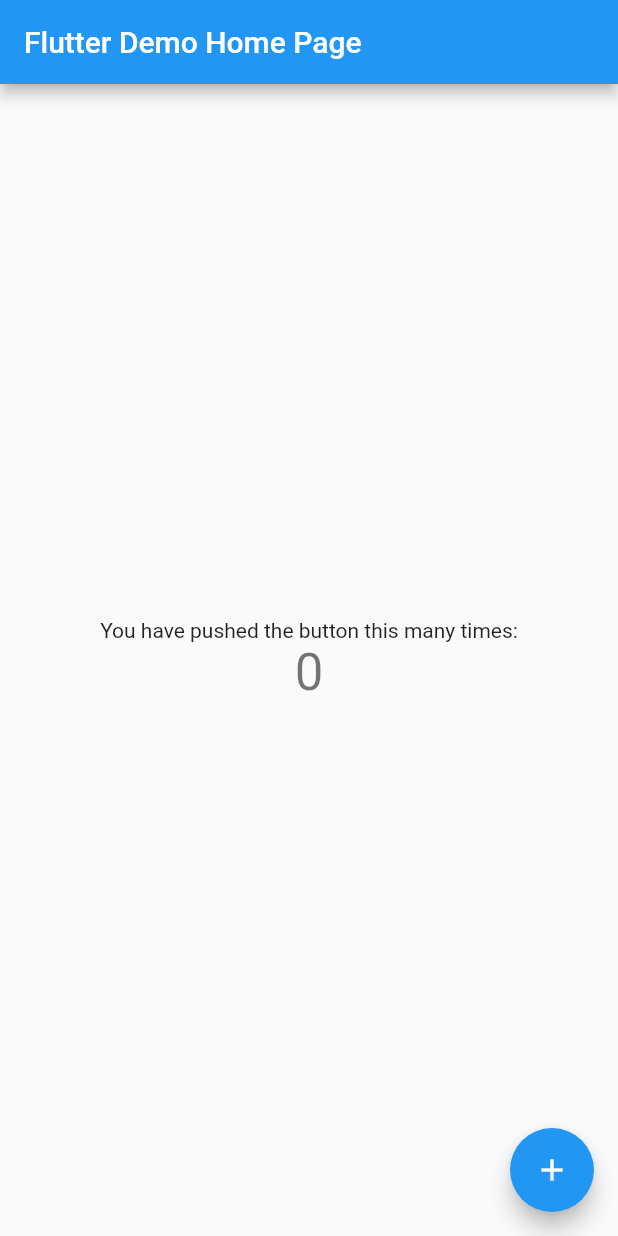
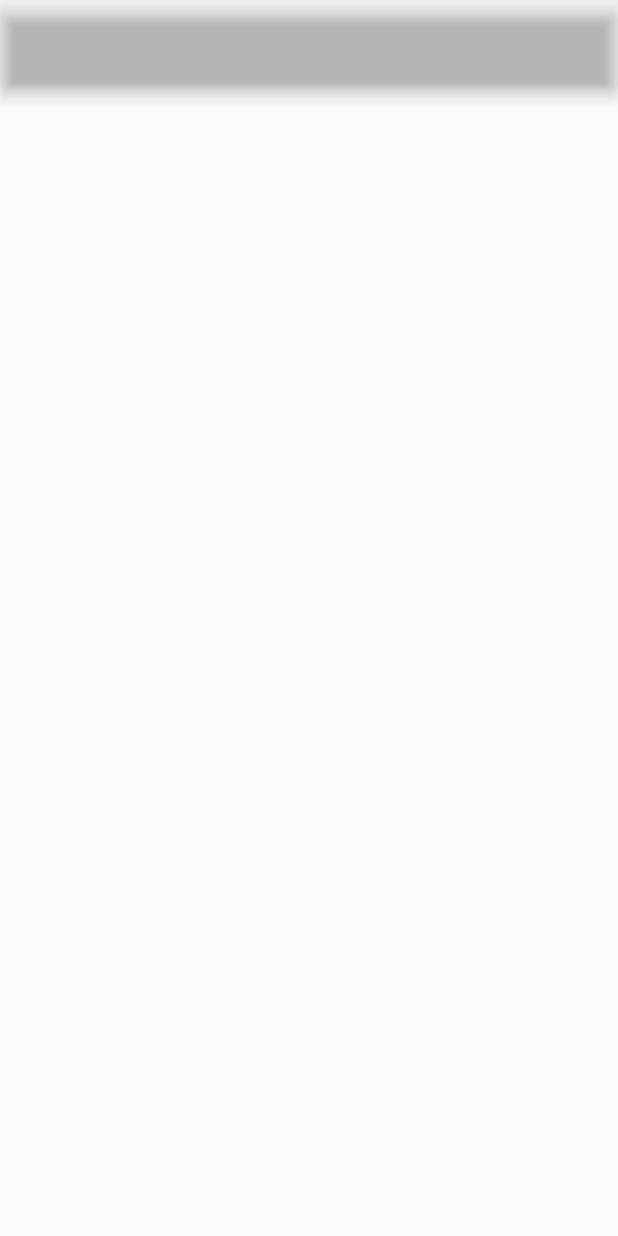
Before and after one commit to bmotadev/donutech-app-flutter, a Flutter app: the screen it shows after launch, on a phone screen of 412 x 824 dp. Run offline on Flutter 3.47's test engine with Material 2 defaults, Android fonts, the phone set to English and light mode, and no system bars.

```diff
--- a/lib/main.dart
+++ b/lib/main.dart
@@ -1,4 +1,6 @@
 import 'package:flutter/material.dart';
+
+import 'pages/home_page.dart';
 
 void main() {
   runApp(const MyApp());
@@ -13,103 +15,9 @@ class MyApp extends StatelessWidget {
     return MaterialApp(
       title: 'Flutter Demo',
       theme: ThemeData(
-        // This is the theme of your application.
-        //
-        // Try running your application with "flutter run". You'll see the
-        // application has a blue toolbar. Then, without quitting the app, try
-        // changing the primarySwatch below to Colors.green and then invoke
-        // "hot reload" (press "r" in the console where you ran "flutter run",
-        // or simply save your changes to "hot reload" in a Flutter IDE).
-        // Notice that the counter didn't reset back to zero; the application
-        // is not restarted.
         primarySwatch: Colors.blue,
       ),
-      home: const MyHomePage(title: 'Flutter Demo Home Page'),
+      home: const HomePage(),
     );
   }
 }
-
-class MyHomePage extends StatefulWidget {
-  const MyHomePage({super.key, required this.title});
-
-  // This widget is the home page of your application. It is stateful, meaning
-  // that it has a State object (defined below) that contains fields that affect
-  // how it looks.
-
-  // This class is the configuration for the state. It holds the values (in this
-  // case the title) provided by the parent (in this case the App widget) and
-  // used by the build method of the State. Fields in a Widget subclass are
-  // always marked "final".
-
-  final String title;
-
-  @override
-  State<MyHomePage> createState() => _MyHomePageState();
-}
-
-class _MyHomePageState extends State<MyHomePage> {
-  int _counter = 0;
-
-  void _incrementCounter() {
-    setState(() {
-      // This call to setState tells the Flutter framework that something has
-      // changed in this State, which causes it to rerun the build method below
-      // so that the display can reflect the updated values. If we changed
-      // _counter without calling setState(), then the build method would not be
-      // called again, and so nothing would appear to happen.
-      _counter++;
-    });
-  }
-
-  @override
-  Widget build(BuildContext context) {
-    // This method is rerun every time setState is called, for instance as done
-    // by the _incrementCounter method above.
-    //
-    // The Flutter framework has been optimized to make rerunning build methods
-    // fast, so that you can just rebuild anything that needs updating rather
-    // than having to individually change instances of widgets.
-    return Scaffold(
-      appBar: AppBar(
-        // Here we take the value from the MyHomePage object that was created by
-        // the App.build method, and use it to set our appbar title.
-        title: Text(widget.title),
-      ),
-      body: Center(
-        // Center is a layout widget. It takes a single child and positions it
-        // in the middle of the parent.
-        child: Column(
-          // Column is also a layout widget. It takes a list of children and
-          // arranges them vertically. By default, it sizes itself to fit its
-          // children horizontally, and tries to be as tall as its parent.
-          //
-          // Invoke "debug painting" (press "p" in the console, choose the
-          // "Toggle Debug Paint" action from the Flutter Inspector in Android
-          // Studio, or the "Toggle Debug Paint" command in Visual Studio Code)
-          // to see the wireframe for each widget.
-          //
-          // Column has various properties to control how it sizes itself and
-          // how it positions its children. Here we use mainAxisAlignment to
-          // center the children vertically; the main axis here is the vertical
-          // axis because Columns are vertical (the cross axis would be
-          // horizontal).
-          mainAxisAlignment: MainAxisAlignment.center,
-          children: <Widget>[
-            const Text(
-              'You have pushed the button this many times:',
-            ),
-            Text(
-              '$_counter',
-              style: Theme.of(context).textTheme.headlineMedium,
-            ),
-          ],
-        ),
-      ),
-      floatingActionButton: FloatingActionButton(
-        onPressed: _incrementCounter,
-        tooltip: 'Increment',
-        child: const Icon(Icons.add),
-      ), // This trailing comma makes auto-formatting nicer for build methods.
-    );
-  }
-}
--- /dev/null
+++ b/lib/pages/home_page.dart
@@ -0,0 +1,19 @@
+import 'package:flutter/material.dart';
+
+class HomePage extends StatefulWidget {
+  const HomePage({super.key});
+
+  @override
+  State<HomePage> createState() => _HomePageState();
+}
+
+class _HomePageState extends State<HomePage> {
+  @override
+  Widget build(BuildContext context) {
+    return Scaffold(
+      appBar: AppBar(
+        backgroundColor: Colors.transparent,
+      ),
+    );
+  }
+}
--- a/pubspec.yaml
+++ b/pubspec.yaml
@@ -59,9 +59,9 @@ flutter:
   uses-material-design: true
 
   # To add assets to your application, add an assets section, like this:
-  # assets:
-  #   - images/a_dot_burr.jpeg
-  #   - images/a_dot_ham.jpeg
+  assets:
+    - assets/images
+    - assets/icons
 
   # An image asset can refer to one or more resolution-specific "variants", see
   # https://flutter.dev/assets-and-images/#resolution-aware
```
